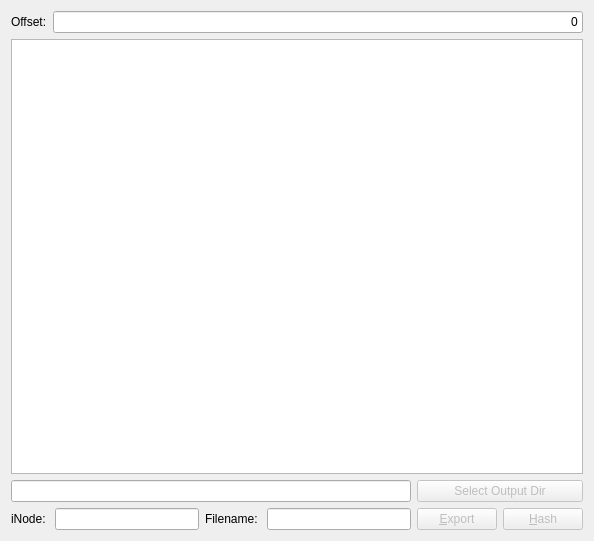
First picture: the form in gui/mainwidget.ui, repository rpoisel/qttsk, before the edit.
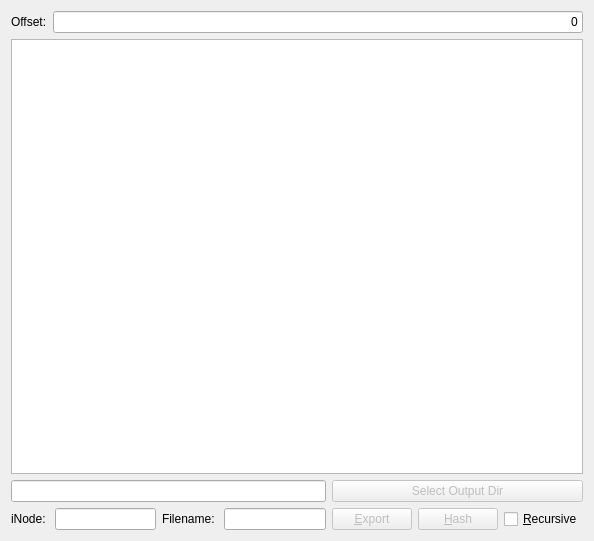
Second picture: the form after the edit.

Diff of the .ui file:
```diff
--- a/gui/mainwidget.ui
+++ b/gui/mainwidget.ui
@@ -78,22 +78,6 @@
        </property>
       </widget>
      </item>
-     <item row="0" column="4" colspan="2">
-      <widget class="QPushButton" name="outputDirButton">
-       <property name="enabled">
-        <bool>false</bool>
-       </property>
-       <property name="sizePolicy">
-        <sizepolicy hsizetype="Expanding" vsizetype="Fixed">
-         <horstretch>0</horstretch>
-         <verstretch>0</verstretch>
-        </sizepolicy>
-       </property>
-       <property name="text">
-        <string>Select Output Dir</string>
-       </property>
-      </widget>
-     </item>
      <item row="1" column="5">
       <widget class="QPushButton" name="hashButton">
        <property name="enabled">
@@ -155,6 +139,19 @@
        </property>
       </widget>
      </item>
+     <item row="1" column="6">
+      <widget class="QCheckBox" name="recursive">
+       <property name="sizePolicy">
+        <sizepolicy hsizetype="Fixed" vsizetype="Fixed">
+         <horstretch>0</horstretch>
+         <verstretch>0</verstretch>
+        </sizepolicy>
+       </property>
+       <property name="text">
+        <string>&amp;Recursive</string>
+       </property>
+      </widget>
+     </item>
      <item row="0" column="0" colspan="4">
       <widget class="QLineEdit" name="outputDir">
        <property name="sizePolicy">
@@ -168,6 +165,22 @@
        </property>
       </widget>
      </item>
+     <item row="0" column="4" colspan="3">
+      <widget class="QPushButton" name="outputDirButton">
+       <property name="enabled">
+        <bool>false</bool>
+       </property>
+       <property name="sizePolicy">
+        <sizepolicy hsizetype="Expanding" vsizetype="Fixed">
+         <horstretch>0</horstretch>
+         <verstretch>0</verstretch>
+        </sizepolicy>
+       </property>
+       <property name="text">
+        <string>Select Output Dir</string>
+       </property>
+      </widget>
+     </item>
     </layout>
    </item>
   </layout>
```
